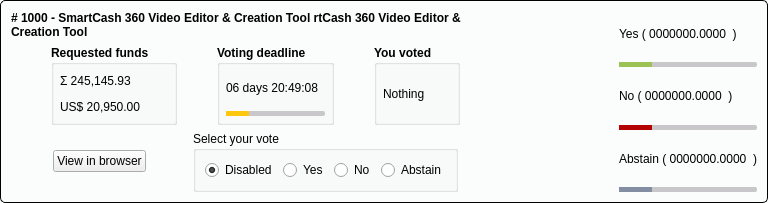
The window that src/qt/forms/smartproposal.ui (SmartCash/Core-Smart) describes before a commit, drawn with Qt 5.
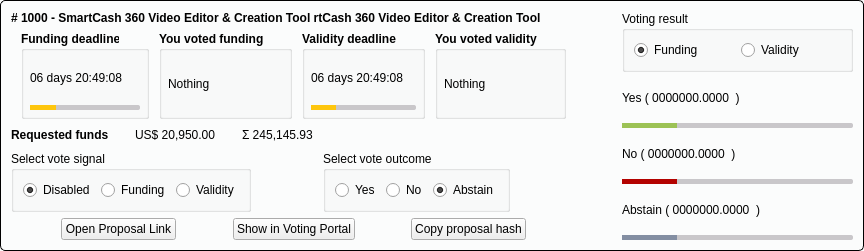
The same window after the commit.

Commit message: ui: Adjusted proposal views + voting features to  the new voting system.

The edit to the form file:
```diff
--- a/src/qt/forms/smartproposal.ui
+++ b/src/qt/forms/smartproposal.ui
@@ -6,8 +6,8 @@
    <rect>
     <x>0</x>
     <y>0</y>
-    <width>768</width>
-    <height>203</height>
+    <width>864</width>
+    <height>251</height>
    </rect>
   </property>
   <property name="windowTitle">
@@ -60,76 +60,16 @@
         <number>0</number>
        </property>
        <item>
-        <spacer name="horizontalSpacer_5">
+        <spacer name="horizontalSpacer_15">
          <property name="orientation">
           <enum>Qt::Horizontal</enum>
          </property>
          <property name="sizeType">
-          <enum>QSizePolicy::Minimum</enum>
+          <enum>QSizePolicy::Expanding</enum>
          </property>
          <property name="sizeHint" stdset="0">
           <size>
-           <width>40</width>
-           <height>20</height>
-          </size>
-         </property>
-        </spacer>
-       </item>
-       <item>
-        <widget class="QGroupBox" name="groupBox_4">
-         <property name="font">
-          <font>
-           <weight>75</weight>
-           <bold>true</bold>
-          </font>
-         </property>
-         <property name="title">
-          <string>Requested funds</string>
-         </property>
-         <layout class="QVBoxLayout" name="verticalLayout_3">
-          <property name="spacing">
-           <number>6</number>
-          </property>
-          <property name="leftMargin">
-           <number>6</number>
-          </property>
-          <property name="topMargin">
-           <number>6</number>
-          </property>
-          <property name="rightMargin">
-           <number>6</number>
-          </property>
-          <property name="bottomMargin">
-           <number>6</number>
-          </property>
-          <item>
-           <widget class="QLabel" name="amountSmartLabel">
-            <property name="text">
-             <string>Σ 245,145.93</string>
-            </property>
-           </widget>
-          </item>
-          <item>
-           <widget class="QLabel" name="amountUSDLabel">
-            <property name="text">
-             <string>US$ 20,950.00</string>
-            </property>
-           </widget>
-          </item>
-         </layout>
-        </widget>
-       </item>
-       <item>
-        <spacer name="horizontalSpacer">
-         <property name="orientation">
-          <enum>Qt::Horizontal</enum>
-         </property>
-         <property name="sizeType">
-          <enum>QSizePolicy::Minimum</enum>
-         </property>
-         <property name="sizeHint" stdset="0">
-          <size>
-           <width>40</width>
+           <width>10</width>
            <height>20</height>
           </size>
          </property>
@@ -145,7 +85,7 @@
           </font>
          </property>
          <property name="title">
-          <string>Voting deadline</string>
+          <string>Funding deadline</string>
          </property>
          <layout class="QVBoxLayout" name="verticalLayout_8">
           <property name="spacing">
@@ -194,11 +134,139 @@
           <enum>Qt::Horizontal</enum>
          </property>
          <property name="sizeType">
-          <enum>QSizePolicy::Minimum</enum>
+          <enum>QSizePolicy::Expanding</enum>
          </property>
          <property name="sizeHint" stdset="0">
           <size>
-           <width>40</width>
+           <width>10</width>
+           <height>20</height>
+          </size>
+         </property>
+        </spacer>
+       </item>
+       <item>
+        <widget class="QGroupBox" name="groupBox_4">
+         <property name="sizePolicy">
+          <sizepolicy hsizetype="Preferred" vsizetype="Expanding">
+           <horstretch>0</horstretch>
+           <verstretch>0</verstretch>
+          </sizepolicy>
+         </property>
+         <property name="font">
+          <font>
+           <weight>75</weight>
+           <bold>true</bold>
+          </font>
+         </property>
+         <property name="title">
+          <string>You voted funding</string>
+         </property>
+         <layout class="QVBoxLayout" name="verticalLayout_3">
+          <property name="leftMargin">
+           <number>6</number>
+          </property>
+          <property name="topMargin">
+           <number>6</number>
+          </property>
+          <property name="rightMargin">
+           <number>6</number>
+          </property>
+          <property name="bottomMargin">
+           <number>6</number>
+          </property>
+          <item>
+           <widget class="QLabel" name="votedFundingLabel">
+            <property name="text">
+             <string>Nothing</string>
+            </property>
+            <property name="wordWrap">
+             <bool>true</bool>
+            </property>
+           </widget>
+          </item>
+         </layout>
+        </widget>
+       </item>
+       <item>
+        <spacer name="horizontalSpacer_5">
+         <property name="orientation">
+          <enum>Qt::Horizontal</enum>
+         </property>
+         <property name="sizeType">
+          <enum>QSizePolicy::Expanding</enum>
+         </property>
+         <property name="sizeHint" stdset="0">
+          <size>
+           <width>10</width>
+           <height>20</height>
+          </size>
+         </property>
+        </spacer>
+       </item>
+       <item>
+        <widget class="QGroupBox" name="groupBox_5">
+         <property name="font">
+          <font>
+           <weight>75</weight>
+           <italic>false</italic>
+           <bold>true</bold>
+          </font>
+         </property>
+         <property name="title">
+          <string>Validity deadline</string>
+         </property>
+         <layout class="QVBoxLayout" name="verticalLayout_11">
+          <property name="spacing">
+           <number>6</number>
+          </property>
+          <property name="leftMargin">
+           <number>6</number>
+          </property>
+          <property name="topMargin">
+           <number>6</number>
+          </property>
+          <property name="rightMargin">
+           <number>6</number>
+          </property>
+          <property name="bottomMargin">
+           <number>6</number>
+          </property>
+          <item>
+           <widget class="QLabel" name="deadlineValidLabel">
+            <property name="text">
+             <string>06 days 20:49:08</string>
+            </property>
+           </widget>
+          </item>
+          <item>
+           <widget class="QProgressBar" name="deadlineValidProgress">
+            <property name="styleSheet">
+             <string notr="true">QProgressBar::chunk {
+    background-color: #FEC60D;
+}</string>
+            </property>
+            <property name="value">
+             <number>24</number>
+            </property>
+            <property name="textVisible">
+             <bool>false</bool>
+            </property>
+           </widget>
+          </item>
+         </layout>
+        </widget>
+       </item>
+       <item>
+        <spacer name="horizontalSpacer_12">
+         <property name="orientation">
+          <enum>Qt::Horizontal</enum>
+         </property>
+         <property name="sizeType">
+          <enum>QSizePolicy::Expanding</enum>
+         </property>
+         <property name="sizeHint" stdset="0">
+          <size>
+           <width>10</width>
            <height>20</height>
           </size>
          </property>
@@ -219,7 +287,7 @@
           </font>
          </property>
          <property name="title">
-          <string>You voted</string>
+          <string>You voted validity</string>
          </property>
          <layout class="QVBoxLayout" name="verticalLayout_2">
           <property name="leftMargin">
@@ -257,7 +325,98 @@
          </property>
          <property name="sizeHint" stdset="0">
           <size>
-           <width>40</width>
+           <width>10</width>
+           <height>20</height>
+          </size>
+         </property>
+        </spacer>
+       </item>
+      </layout>
+     </item>
+     <item>
+      <layout class="QHBoxLayout" name="horizontalLayout_7">
+       <item>
+        <widget class="QLabel" name="label">
+         <property name="sizePolicy">
+          <sizepolicy hsizetype="Maximum" vsizetype="Preferred">
+           <horstretch>0</horstretch>
+           <verstretch>0</verstretch>
+          </sizepolicy>
+         </property>
+         <property name="font">
+          <font>
+           <weight>75</weight>
+           <bold>true</bold>
+          </font>
+         </property>
+         <property name="text">
+          <string>Requested funds</string>
+         </property>
+        </widget>
+       </item>
+       <item>
+        <spacer name="horizontalSpacer_11">
+         <property name="orientation">
+          <enum>Qt::Horizontal</enum>
+         </property>
+         <property name="sizeType">
+          <enum>QSizePolicy::Maximum</enum>
+         </property>
+         <property name="sizeHint" stdset="0">
+          <size>
+           <width>20</width>
+           <height>20</height>
+          </size>
+         </property>
+        </spacer>
+       </item>
+       <item>
+        <widget class="QLabel" name="amountUSDLabel">
+         <property name="sizePolicy">
+          <sizepolicy hsizetype="Maximum" vsizetype="Preferred">
+           <horstretch>0</horstretch>
+           <verstretch>0</verstretch>
+          </sizepolicy>
+         </property>
+         <property name="text">
+          <string>US$ 20,950.00</string>
+         </property>
+        </widget>
+       </item>
+       <item>
+        <spacer name="horizontalSpacer">
+         <property name="orientation">
+          <enum>Qt::Horizontal</enum>
+         </property>
+         <property name="sizeType">
+          <enum>QSizePolicy::Maximum</enum>
+         </property>
+         <property name="sizeHint" stdset="0">
+          <size>
+           <width>20</width>
+           <height>20</height>
+          </size>
+         </property>
+        </spacer>
+       </item>
+       <item>
+        <widget class="QLabel" name="amountSmartLabel">
+         <property name="text">
+          <string>Σ 245,145.93</string>
+         </property>
+        </widget>
+       </item>
+       <item>
+        <spacer name="horizontalSpacer_14">
+         <property name="orientation">
+          <enum>Qt::Horizontal</enum>
+         </property>
+         <property name="sizeType">
+          <enum>QSizePolicy::Expanding</enum>
+         </property>
+         <property name="sizeHint" stdset="0">
+          <size>
+           <width>10</width>
            <height>20</height>
           </size>
          </property>
@@ -268,50 +427,11 @@
      <item>
       <layout class="QHBoxLayout" name="horizontalLayout_2">
        <item>
-        <spacer name="horizontalSpacer_6">
-         <property name="orientation">
-          <enum>Qt::Horizontal</enum>
-         </property>
-         <property name="sizeHint" stdset="0">
-          <size>
-           <width>40</width>
-           <height>20</height>
-          </size>
-         </property>
-        </spacer>
-       </item>
-       <item>
-        <widget class="QPushButton" name="viewProposalButton">
-         <property name="text">
-          <string>View in browser</string>
-         </property>
-         <property name="autoDefault">
-          <bool>false</bool>
-         </property>
-         <property name="flat">
-          <bool>false</bool>
-         </property>
-        </widget>
-       </item>
-       <item>
-        <spacer name="horizontalSpacer_3">
-         <property name="orientation">
-          <enum>Qt::Horizontal</enum>
-         </property>
-         <property name="sizeHint" stdset="0">
-          <size>
-           <width>40</width>
-           <height>20</height>
-          </size>
-         </property>
-        </spacer>
-       </item>
-       <item>
-        <widget class="QGroupBox" name="groupBox">
+        <widget class="QGroupBox" name="groupBoxSignal">
          <property name="title">
-          <string>Select your vote</string>
+          <string>Select vote signal</string>
          </property>
-         <layout class="QHBoxLayout" name="horizontalLayout_4">
+         <layout class="QHBoxLayout" name="horizontalLayout_5">
           <item>
            <widget class="QRadioButton" name="disabledButton">
             <property name="text">
@@ -323,6 +443,42 @@
            </widget>
           </item>
           <item>
+           <widget class="QRadioButton" name="fundingButton">
+            <property name="text">
+             <string>Funding</string>
+            </property>
+           </widget>
+          </item>
+          <item>
+           <widget class="QRadioButton" name="validButton">
+            <property name="text">
+             <string>Validity</string>
+            </property>
+           </widget>
+          </item>
+         </layout>
+        </widget>
+       </item>
+       <item>
+        <spacer name="horizontalSpacer_3">
+         <property name="orientation">
+          <enum>Qt::Horizontal</enum>
+         </property>
+         <property name="sizeHint" stdset="0">
+          <size>
+           <width>40</width>
+           <height>20</height>
+          </size>
+         </property>
+        </spacer>
+       </item>
+       <item>
+        <widget class="QGroupBox" name="groupBoxOutcome">
+         <property name="title">
+          <string>Select vote outcome</string>
+         </property>
+         <layout class="QHBoxLayout" name="horizontalLayout_4">
+          <item>
            <widget class="QRadioButton" name="yesButton">
             <property name="text">
              <string>Yes</string>
@@ -341,6 +497,9 @@
             <property name="text">
              <string>Abstain</string>
             </property>
+            <property name="checked">
+             <bool>true</bool>
+            </property>
            </widget>
           </item>
          </layout>
@@ -361,6 +520,110 @@
        </item>
       </layout>
      </item>
+     <item>
+      <layout class="QHBoxLayout" name="horizontalLayout_6">
+       <item>
+        <spacer name="horizontalSpacer_6">
+         <property name="orientation">
+          <enum>Qt::Horizontal</enum>
+         </property>
+         <property name="sizeHint" stdset="0">
+          <size>
+           <width>40</width>
+           <height>20</height>
+          </size>
+         </property>
+        </spacer>
+       </item>
+       <item>
+        <widget class="QPushButton" name="viewProposalButton">
+         <property name="sizePolicy">
+          <sizepolicy hsizetype="Preferred" vsizetype="Preferred">
+           <horstretch>0</horstretch>
+           <verstretch>0</verstretch>
+          </sizepolicy>
+         </property>
+         <property name="text">
+          <string>Open Proposal Link</string>
+         </property>
+        </widget>
+       </item>
+       <item>
+        <spacer name="horizontalSpacer_9">
+         <property name="orientation">
+          <enum>Qt::Horizontal</enum>
+         </property>
+         <property name="sizeHint" stdset="0">
+          <size>
+           <width>40</width>
+           <height>20</height>
+          </size>
+         </property>
+        </spacer>
+       </item>
+       <item>
+        <widget class="QPushButton" name="viewPortalButton">
+         <property name="sizePolicy">
+          <sizepolicy hsizetype="Preferred" vsizetype="Preferred">
+           <horstretch>0</horstretch>
+           <verstretch>0</verstretch>
+          </sizepolicy>
+         </property>
+         <property name="text">
+          <string>Show in Voting Portal</string>
+         </property>
+        </widget>
+       </item>
+       <item>
+        <spacer name="horizontalSpacer_10">
+         <property name="orientation">
+          <enum>Qt::Horizontal</enum>
+         </property>
+         <property name="sizeHint" stdset="0">
+          <size>
+           <width>40</width>
+           <height>20</height>
+          </size>
+         </property>
+        </spacer>
+       </item>
+       <item>
+        <widget class="QPushButton" name="copyHashButton">
+         <property name="sizePolicy">
+          <sizepolicy hsizetype="Preferred" vsizetype="Preferred">
+           <horstretch>0</horstretch>
+           <verstretch>0</verstretch>
+          </sizepolicy>
+         </property>
+         <property name="text">
+          <string>Copy proposal hash</string>
+         </property>
+         <property name="autoDefault">
+          <bool>false</bool>
+         </property>
+         <property name="default">
+          <bool>false</bool>
+         </property>
+         <property name="flat">
+          <bool>false</bool>
+         </property>
+        </widget>
+       </item>
+       <item>
+        <spacer name="horizontalSpacer_16">
+         <property name="orientation">
+          <enum>Qt::Horizontal</enum>
+         </property>
+         <property name="sizeHint" stdset="0">
+          <size>
+           <width>40</width>
+           <height>20</height>
+          </size>
+         </property>
+        </spacer>
+       </item>
+      </layout>
+     </item>
     </layout>
    </item>
    <item>
@@ -369,7 +632,7 @@
       <enum>Qt::Horizontal</enum>
      </property>
      <property name="sizeType">
-      <enum>QSizePolicy::MinimumExpanding</enum>
+      <enum>QSizePolicy::Preferred</enum>
      </property>
      <property name="sizeHint" stdset="0">
       <size>
@@ -381,6 +644,38 @@
    </item>
    <item>
     <layout class="QVBoxLayout" name="verticalLayout">
+     <item>
+      <widget class="QGroupBox" name="groupBoxResult">
+       <property name="sizePolicy">
+        <sizepolicy hsizetype="Preferred" vsizetype="Maximum">
+         <horstretch>0</horstretch>
+         <verstretch>0</verstretch>
+        </sizepolicy>
+       </property>
+       <property name="title">
+        <string>Voting result</string>
+       </property>
+       <layout class="QHBoxLayout" name="horizontalLayout_8">
+        <item>
+         <widget class="QRadioButton" name="fundingResultButton">
+          <property name="text">
+           <string>Funding</string>
+          </property>
+          <property name="checked">
+           <bool>true</bool>
+          </property>
+         </widget>
+        </item>
+        <item>
+         <widget class="QRadioButton" name="validResultButton">
+          <property name="text">
+           <string>Validity</string>
+          </property>
+         </widget>
+        </item>
+       </layout>
+      </widget>
+     </item>
      <item>
       <widget class="QLabel" name="yesLabel">
        <property name="text">
```
Left out of the diff: 12 changed lines with no effect on the pictures. The commit also changes 20 other files.
